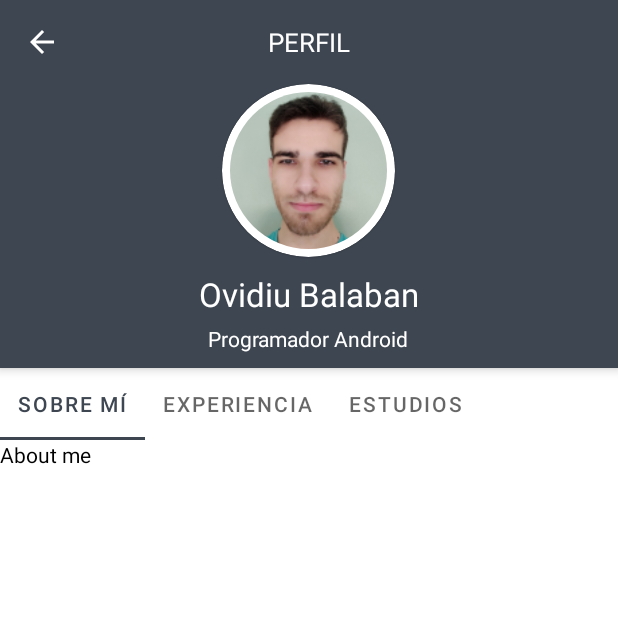
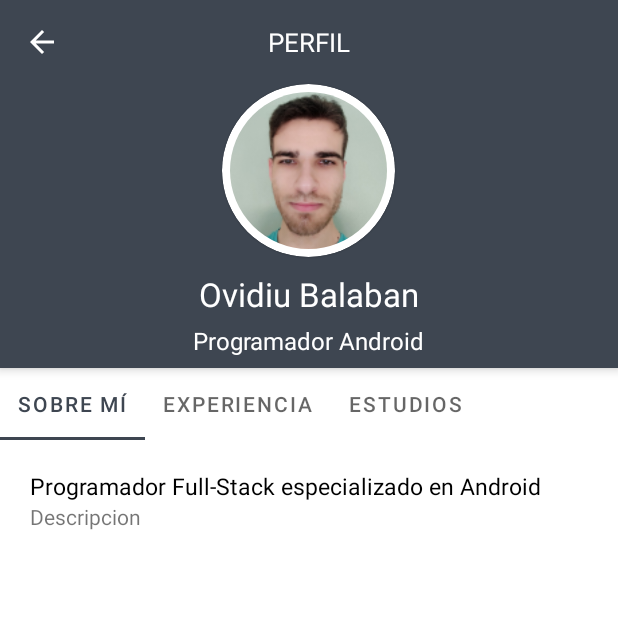
Before and after one commit to ovidiu-b/ovidiu-portfolio, an Android app: the ProfileFragment screen opened through its navigation route, on a phone screen of 412 x 824 dp, the top half of it. Run offline under Robolectric (Android 15) with nearby library versions, the phone set to English and light mode, and no system bars; Roboto replaces fonts that are not available here.

Commit message:
Some dimen values were added

```diff
--- a/app/src/main/res/layout/fragment_about_me.xml
+++ b/app/src/main/res/layout/fragment_about_me.xml
@@ -1,15 +1,31 @@
 <?xml version="1.0" encoding="utf-8"?>
-<FrameLayout
+
+<ScrollView
     xmlns:android="http://schemas.android.com/apk/res/android"
     xmlns:tools="http://schemas.android.com/tools"
     android:layout_width="match_parent"
     android:layout_height="match_parent"
+    android:padding="@dimen/padding_body"
     tools:context=".architecture.view.fragments.profile_tab_fragments.AboutMeFragmentTab">
 
-    <TextView
-        android:layout_width="wrap_content"
+    <LinearLayout
+        android:layout_width="match_parent"
         android:layout_height="wrap_content"
-        android:textColor="@android:color/black"
-        android:text="About me"/>
+        android:orientation="vertical">
 
-</FrameLayout>
+        <TextView
+            android:id="@+id/title"
+            android:layout_width="wrap_content"
+            android:layout_height="wrap_content"
+            android:textColor="@android:color/black"
+            android:textSize="@dimen/subtitle_3"
+            android:text="Programador Full-Stack especializado en Android"/>
+
+        <TextView
+            android:layout_width="wrap_content"
+            android:layout_height="wrap_content"
+            android:text="Descripcion"/>
+
+    </LinearLayout>
+
+</ScrollView>
--- a/app/src/main/res/layout/fragment_introduction.xml
+++ b/app/src/main/res/layout/fragment_introduction.xml
@@ -28,15 +28,16 @@
             android:id="@+id/imageIntroduction"
             android:layout_height="260dp"
             android:layout_width="260dp"
-            android:padding="5dp"/>
+            android:padding="@dimen/circle_image_border"/>
     </com.google.android.material.card.MaterialCardView>
 
     <TextView
         android:id="@+id/textView"
         android:layout_width="wrap_content"
         android:layout_height="wrap_content"
+        android:theme="@style/TextLight"
         android:text="Hola, mi nombre es"
-        android:textSize="20sp"
+        android:textSize="@dimen/header_2"
         app:layout_constraintEnd_toEndOf="parent"
         app:layout_constraintStart_toStartOf="parent"
         app:layout_constraintTop_toTopOf="@+id/guideline" />
@@ -46,9 +47,10 @@
         android:layout_width="wrap_content"
         android:layout_height="wrap_content"
         android:layout_marginTop="10dp"
+        android:theme="@style/TextLight"
         android:gravity="center_horizontal|center_vertical"
         android:text="Ovidiu Balaban"
-        android:textSize="36sp"
+        android:textSize="@dimen/header_1"
         app:layout_constraintEnd_toEndOf="@+id/textView"
         app:layout_constraintStart_toStartOf="@+id/textView"
         app:layout_constraintTop_toBottomOf="@+id/textView" />
@@ -58,8 +60,9 @@
         android:layout_width="wrap_content"
         android:layout_height="wrap_content"
         android:layout_marginTop="10dp"
+        android:theme="@style/TextLight"
         android:text="Programador Android"
-        android:textSize="17sp"
+        android:textSize="@dimen/subtitle_1"
         app:layout_constraintEnd_toEndOf="@+id/textView2"
         app:layout_constraintStart_toStartOf="@+id/textView2"
         app:layout_constraintTop_toBottomOf="@+id/textView2" />
@@ -81,6 +84,7 @@
         android:layout_width="wrap_content"
         android:layout_height="wrap_content"
         android:text="o"
+        android:theme="@style/TextLight"
         app:layout_constraintEnd_toEndOf="@+id/btnKnowMoreAboutMe"
         app:layout_constraintStart_toStartOf="@+id/btnKnowMoreAboutMe"
         app:layout_constraintTop_toBottomOf="@+id/btnKnowMoreAboutMe" />
--- a/app/src/main/res/layout/fragment_profile.xml
+++ b/app/src/main/res/layout/fragment_profile.xml
@@ -29,7 +29,8 @@
                 android:layout_width="wrap_content"
                 android:layout_height="wrap_content"
                 android:layout_gravity="center_horizontal"
-                android:textSize="17sp"
+                android:theme="@style/TextLight"
+                android:textSize="@dimen/title_toolbar"
                 android:text="PERFIL" />
 
         </com.google.android.material.appbar.MaterialToolbar>
@@ -44,11 +45,9 @@
                 android:id="@+id/imageProfile"
                 android:layout_width="115dp"
                 android:layout_height="115dp"
-                android:padding="5dp"/>
+                android:padding="@dimen/circle_image_border"/>
 
         </com.google.android.material.card.MaterialCardView>
-
-
 
         <LinearLayout
             android:layout_width="wrap_content"
@@ -61,14 +60,16 @@
                 android:layout_width="wrap_content"
                 android:layout_height="wrap_content"
                 android:layout_gravity="center"
-                android:textSize="22sp"
+                android:theme="@style/TextLight"
+                android:textSize="@dimen/title_1"
                 android:text="Ovidiu Balaban"/>
 
             <TextView
                 android:layout_width="wrap_content"
                 android:layout_height="wrap_content"
                 android:layout_marginTop="5dp"
-                android:textSize="14sp"
+                android:textSize="@dimen/subtitle_2"
+                android:theme="@style/TextLight"
                 android:layout_gravity="center"
                 android:text="Programador Android"/>
 
--- a/app/src/main/res/values/dimens.xml
+++ b/app/src/main/res/values/dimens.xml
@@ -1,4 +1,21 @@
 <?xml version="1.0" encoding="utf-8"?>
 <resources>
+    <dimen name="circle_image_border">5dp</dimen>
 
+    <!-- Paddings -->
+    <dimen name="padding_body">20dp</dimen>
+
+    <!-- Typograpy sizes -->
+    <dimen name="header_1">36sp</dimen>
+    <dimen name="header_2">24sp</dimen>
+
+    <dimen name="title_1">22sp</dimen>
+    <dimen name="title_2">21sp</dimen>
+    <dimen name="title_toolbar">17sp</dimen>
+
+    <dimen name="subtitle_1">20sp</dimen>
+    <dimen name="subtitle_2">16sp</dimen>
+    <dimen name="subtitle_3">15sp</dimen>
+
+    <dimen name="body_text">14sp</dimen>
 </resources>
--- a/app/src/main/res/values/styles.xml
+++ b/app/src/main/res/values/styles.xml
@@ -8,6 +8,10 @@
         <item name="colorAccent">@color/primaryColor</item>
 
         <item name="fontFamily">@font/ubuntu_medium</item>
+        <item name="android:textSize">@dimen/body_text</item>
+    </style>
+
+    <style name="TextLight">
         <item name="android:textColor">@color/primaryTextColorLight</item>
     </style>
 
```
